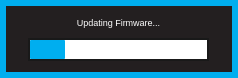
Old version of the form standalone/ezpz/forms/fwprogressformWin.ui in the repository Muse-Kinetics/softstep_editor.
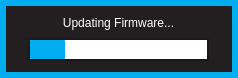
New version of the form.

Commit message: -Made the Basic Editor ui forms look prettier.

Diff of the .ui file:
```diff
--- a/standalone/ezpz/forms/fwprogressformWin.ui
+++ b/standalone/ezpz/forms/fwprogressformWin.ui
@@ -195,7 +195,7 @@
       <enum>Qt::NoFocus</enum>
      </property>
      <property name="styleSheet">
-      <string notr="true">font: 7pt;</string>
+      <string notr="true">font: 10pt &quot;Futura-Normal&quot;;</string>
      </property>
      <property name="text">
       <string>Updating Firmware...</string>
```
The commit also changes 7 other files.
